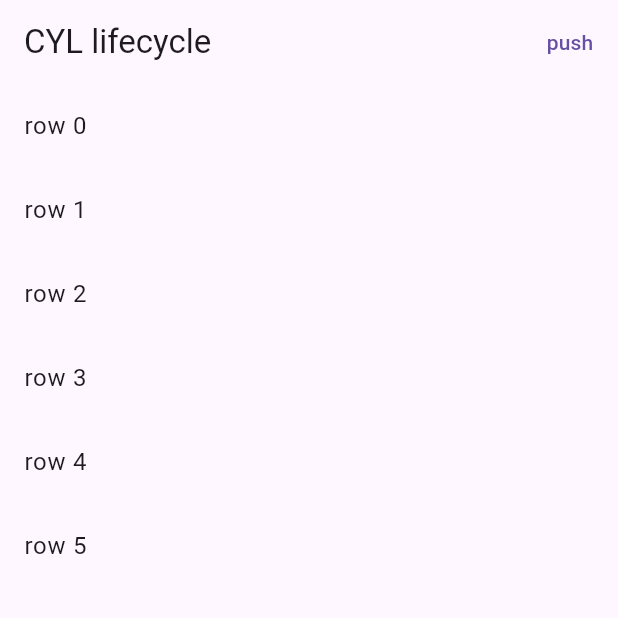
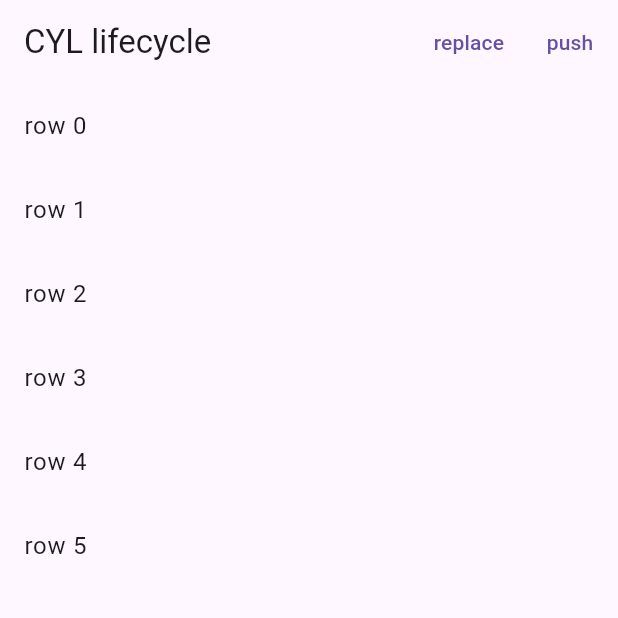
Before and after one commit to ChenYilong/CYLDeallocBlockExecutor, a Flutter app: the screen it shows after launch, on a phone screen of 412 x 824 dp, the top half of it. Run offline on Flutter 3.47's test engine with Material 3 defaults, Android fonts, the phone set to English and light mode, and no system bars.

Commit message:
feat: ✨ Flutter example: replace button, device run of dark mode, rotation, memory trim and teardown
By  @ChenYilong <luohanchenyilong@163.com>

Claude-Session: https://claude.ai/code/session_017y7XP28y98R8DZzFSpGgv9

```diff
--- a/Flutter/example/lib/main.dart
+++ b/Flutter/example/lib/main.dart
@@ -53,6 +53,11 @@ class _ListPageState extends State<ListPage> with CYLLifecycleMixin<ListPage> {
       appBar: AppBar(
         title: const Text('CYL lifecycle'),
         actions: [
+          // Replacing the page disposes this State, which runs the teardown block.
+          TextButton(
+            onPressed: () => Navigator.of(context).pushReplacement(MaterialPageRoute<void>(builder: (_) => const Scaffold(body: Center(child: Text('replaced page'))))),
+            child: const Text('replace'),
+          ),
           TextButton(
             onPressed: () => Navigator.of(context).push(MaterialPageRoute<void>(builder: (_) => const Scaffold(body: Center(child: Text('second page'))))),
             child: const Text('push'),
```
Also changed, not shown: docs/assets/flutter-example-emulator-api35-after-replace-teardown.png (added), docs/assets/flutter-example-emulator-api35-landscape.png (added), 1 other file.
